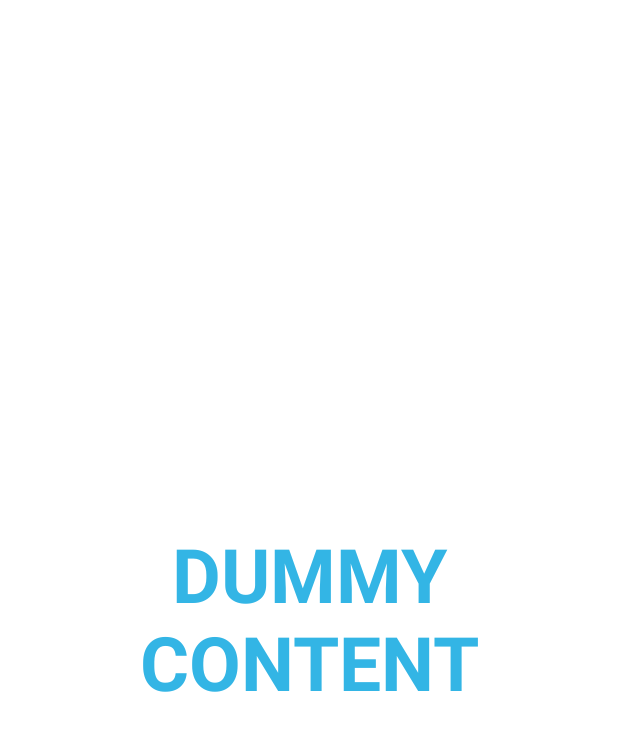
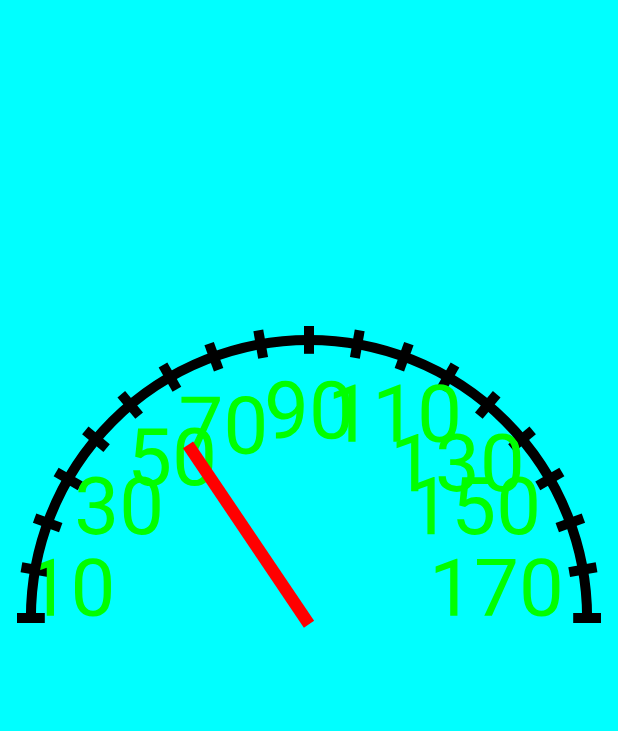
Before and after one commit to flasher297/departure, an Android app: the screen it shows after launch (DashboardActivity), on a phone screen of 412 x 824 dp. Shown: the top 731 px of the screen. Run offline under Robolectric (Android 15) with nearby library versions, the phone set to English and light mode, and no system bars.

Commit message:
Draft Speedometer drawings and animation.

```diff
--- a/app/build.gradle
+++ b/app/build.gradle
@@ -21,6 +21,15 @@ android {
             proguardFiles getDefaultProguardFile('proguard-android-optimize.txt'), 'proguard-rules.pro'
         }
     }
+
+    compileOptions {
+        sourceCompatibility JavaVersion.VERSION_1_8
+        targetCompatibility JavaVersion.VERSION_1_8
+    }
+
+    kotlinOptions {
+        jvmTarget = JavaVersion.VERSION_1_8.toString()
+    }
 }
 
 dependencies {
@@ -29,4 +38,8 @@ dependencies {
     implementation 'androidx.core:core-ktx:1.3.1'
     implementation 'androidx.appcompat:appcompat:1.2.0'
     implementation 'androidx.legacy:legacy-support-v4:1.0.0'
+    implementation 'org.jetbrains.kotlinx:kotlinx-coroutines-core:1.3.9'
+    implementation 'org.jetbrains.kotlinx:kotlinx-coroutines-android:1.3.9'
+    implementation 'androidx.constraintlayout:constraintlayout:2.0.1'
+
 }
--- a/app/src/main/java/uk/departure/dashboard/DashboardActivity.kt
+++ b/app/src/main/java/uk/departure/dashboard/DashboardActivity.kt
@@ -4,14 +4,11 @@ import android.annotation.SuppressLint
 import android.os.Bundle
 import android.view.View
 import android.view.WindowManager
-import android.widget.LinearLayout
-import android.widget.TextView
 import androidx.appcompat.app.AppCompatActivity
 
 class DashboardActivity : AppCompatActivity() {
 
-    private lateinit var fullscreenContent: TextView
-    private lateinit var fullscreenContentControls: LinearLayout
+    private lateinit var fullscreenContent: SpeedometerView
 
     @SuppressLint("InlinedApi")
     private val hideRunnable = Runnable {
@@ -30,14 +27,12 @@ class DashboardActivity : AppCompatActivity() {
         setContentView(R.layout.activity_fullscreen)
 
         fullscreenContent = findViewById(R.id.fullscreen_content)
-        fullscreenContentControls = findViewById(R.id.fullscreen_content_controls)
 
         makeFullScreenNonSleep()
     }
 
     private fun makeFullScreenNonSleep() {
         supportActionBar?.hide()
-        fullscreenContentControls.visibility = View.GONE
         window.addFlags(WindowManager.LayoutParams.FLAG_KEEP_SCREEN_ON)
         fullscreenContent.post(hideRunnable)
     }
--- /dev/null
+++ b/app/src/main/java/uk/departure/dashboard/SpeedometerView.kt
@@ -0,0 +1,256 @@
+package uk.departure.dashboard
+
+import android.animation.Animator
+import android.animation.ValueAnimator
+import android.content.Context
+import android.graphics.*
+import android.util.AttributeSet
+import android.view.View
+import android.view.animation.AccelerateInterpolator
+import kotlinx.coroutines.Dispatchers
+import kotlinx.coroutines.GlobalScope
+import kotlinx.coroutines.delay
+import kotlinx.coroutines.launch
+import kotlin.math.abs
+import kotlin.math.sin
+import kotlin.math.sqrt
+
+
+class SpeedometerView @JvmOverloads constructor(
+    context: Context, attrs: AttributeSet? = null, defStyleAttr: Int = 0
+) : View(context, attrs, defStyleAttr) {
+
+    private val paint = Paint().apply {
+        color = Color.RED
+    }
+    private val paintArch = Paint().apply {
+        color = Color.BLACK
+        style = Paint.Style.STROKE
+        strokeWidth = 10f
+    }
+
+    val textPaint = Paint().apply {
+        color = Color.GREEN
+        textSize = 80f
+        textAlign = Paint.Align.CENTER
+
+    }
+
+
+    val mTextPaths = mutableListOf<Path>()
+
+    var mph: Float = 0.0f
+
+    init {
+
+        GlobalScope.launch(Dispatchers.Main) {
+            var startTime = 0L
+
+            while (true) {
+                delay(100)
+                val radian = Math.toRadians(startTime.toDouble())
+                val coef = abs(
+                    (
+                            sin(8 * radian) + sin(0.4 * sqrt(radian))) / 2
+                )
+                updateRelatively(coef.toFloat().coerceIn(0f, 1f))
+                startTime++
+            }
+
+
+        }
+
+    }
+
+
+    private val path = Path()
+
+    var arcPath: Path? = null
+    val oval = RectF()
+
+
+    private fun drawTickMarks(canvas: Canvas?) {
+        val radius = width * 0.45f
+        val cy = height * 0.5f
+        val cx = width * 0.5f
+
+        var iTickRad: Double
+
+        for (iTick in 0..180 step 10) {
+            iTickRad = Math.toRadians(iTick.toDouble())
+
+            val onArchX = radius - (Math.cos(iTickRad) * radius * 1.05)
+            val onArchY = radius - (Math.sin(iTickRad) * radius * 1.05)
+            val innerTickX = radius - (Math.cos(iTickRad) * radius * 0.95)
+            val innerTickY = radius - (Math.sin(iTickRad) * radius * 0.95)
+
+            val fromX = (cx - radius) + onArchX
+            val fromY = (cy - radius) + onArchY
+
+            val toX = (cx - radius) + innerTickX
+            val toY = (cy - radius) + innerTickY
+
+            canvas?.drawLine(
+                fromX.toFloat(),
+                fromY.toFloat(),
+                toX.toFloat(),
+                toY.toFloat(),
+                paintArch
+            )
+
+
+        }
+    }
+
+    private fun drawTexts(canvas: Canvas?) {
+
+        val radius = width * 0.45f
+        val cy = height * 0.5f
+        val cx = width * 0.5f
+
+        var iTickRad:Double
+
+        // Tick every 20 degrees (small ticks)
+        if (mTextPaths.isEmpty()) {
+
+            for (iTick in 0..180 step 10) {
+                iTickRad = Math.toRadians(iTick.toDouble())
+
+                val onArchX = radius - (Math.cos(iTickRad) * radius * 0.9)
+                val onArchY = radius - (Math.sin(iTickRad) * radius * 0.9)
+
+                var fromX = (cx - radius) + onArchX
+                var fromY = (cy - radius) + onArchY
+
+
+                val textBound = Rect()
+                textPaint.getTextBounds(iTick.toString(), 0, iTick.toString().length, textBound)
+                when {
+                    iTick < 50 -> {
+                        fromX += textBound.width() * iTick / 90
+                        fromY += textBound.height() * 0.7
+                    }
+                    iTick < 70 -> {
+                        fromX += textBound.width() * 0.3
+                        fromY += textBound.height()
+                    }
+                    iTick <= 90 -> {
+                        fromY += textBound.height() * 1.2
+                    }
+                    iTick <= 110 -> {
+                        fromY += textBound.height() * 1f
+                    }
+                    iTick <= 130 -> {
+                        fromX -= textBound.width() * 0.1
+                        fromY += textBound.height() * 1.1f
+                    }
+                    else -> {
+                        fromX -= textBound.width() * 0.5 * iTick / 180
+                        fromY += textBound.height() * 0.7
+                    }
+                }
+
+
+
+                ///canvas?.drawLine(fromX.toFloat(), fromY.toFloat(), toX.toFloat(), toY.toFloat(), paintArch);
+                if (iTick % 20 != 0) {
+                    //canvas?.drawText(iTick.toString(), fromX.toFloat(), fromY.toFloat(), textPaint)
+                    val path = Path()
+                    textPaint.getTextPath(
+                        iTick.toString(),
+                        0,
+                        iTick.toString().length,
+                        fromX.toFloat(),
+                        fromY.toFloat(),
+                        path
+                    )
+                    mTextPaths.add(path)
+                }
+
+
+            }
+        }
+        mTextPaths.forEach {
+            canvas?.drawPath(it, textPaint)
+        }
+    }
+
+
+    override fun onSizeChanged(w: Int, h: Int, oldw: Int, oldh: Int) {
+        super.onSizeChanged(w, h, oldw, oldh)
+        val radius = width * 0.45f
+        val cy = height * 0.5f
+        val cx = width * 0.5f
+
+        arcPath = Path()
+        oval.set(cx - radius, cy - radius, cx + radius, cy + radius)
+
+        //val startAngle =  (180 / Math.PI * Math.atan2(point.y - point1.y, point.x - point1.x));
+        arcPath?.arcTo(oval, -180f, 180f, true)
+    }
+
+    override fun onDraw(canvas: Canvas?) {
+
+        canvas?.drawColor(Color.CYAN)
+
+
+        drawTickMarks(canvas)
+        drawTexts(canvas)
+
+        // TODO: onAttach or on size change all object allocations
+
+
+        canvas?.drawPath(arcPath!!, paintArch)
+
+        val barh = height * 0.5f
+
+        canvas?.save()
+        canvas?.rotate(mph * 180.0f, width * 0.5f, height * 0.5050f)
+
+
+        canvas?.drawRect(
+            width * 0.15f,
+            barh,
+            width * 0.5f,
+            height * 0.51f,
+            paint
+        )
+        canvas?.restore()
+    }
+
+    private var _val: Float = 0f
+    val value: Float
+        get() = _val
+
+    private var animator: Animator? = null
+
+    var doOnValueUpdateAction: (Float) -> Unit = {
+        mph = it
+        invalidate()
+    }
+
+    fun setValue(n: Float) {
+        _val = n
+        doOnValueUpdateAction(n)
+    }
+
+    fun updateRelatively(newValue: Float) {
+        if (animator?.isRunning == true) {
+            return
+        }
+        val delta = value - newValue
+        animator = ValueAnimator.ofFloat(value, newValue).apply {
+            duration = (abs(delta) * 300L).toLong()
+            interpolator = AccelerateInterpolator()
+            addUpdateListener {
+                setValue(it.animatedValue as Float)
+            }
+            start()
+        }
+    }
+
+    override fun onDetachedFromWindow() {
+        super.onDetachedFromWindow()
+        animator?.end()
+    }
+}
--- a/app/src/main/res/layout/activity_fullscreen.xml
+++ b/app/src/main/res/layout/activity_fullscreen.xml
@@ -9,41 +9,11 @@
     <!-- The primary full-screen view. This can be replaced with whatever view
          is needed to present your content, e.g. VideoView, SurfaceView,
          TextureView, etc. -->
-    <TextView
+    <uk.departure.dashboard.SpeedometerView
         android:id="@+id/fullscreen_content"
         android:layout_width="match_parent"
         android:layout_height="match_parent"
         android:gravity="center"
-        android:keepScreenOn="true"
-        android:text="@string/dummy_content"
-        android:textColor="#33b5e5"
-        android:textSize="50sp"
-        android:textStyle="bold" />
-
-    <FrameLayout
-        android:layout_width="match_parent"
-        android:layout_height="match_parent"
-        android:fitsSystemWindows="true">
-
-        <LinearLayout
-            android:id="@+id/fullscreen_content_controls"
-            style="?metaButtonBarStyle"
-            android:layout_width="match_parent"
-            android:layout_height="wrap_content"
-            android:layout_gravity="bottom|center_horizontal"
-            android:background="@color/black_overlay"
-            android:orientation="horizontal"
-            tools:ignore="UselessParent">
-
-            <Button
-                android:id="@+id/dummy_button"
-                style="?metaButtonBarButtonStyle"
-                android:layout_width="0dp"
-                android:layout_height="wrap_content"
-                android:layout_weight="1"
-                android:text="@string/dummy_button" />
-
-        </LinearLayout>
-    </FrameLayout>
+        />
 
 </FrameLayout>
--- a/app/src/main/res/values/strings.xml
+++ b/app/src/main/res/values/strings.xml
@@ -1,5 +1,3 @@
 <resources>
     <string name="app_name">Dashboard</string>
-    <string name="dummy_button">Dummy Button</string>
-    <string name="dummy_content">DUMMY\nCONTENT</string>
 </resources>
--- a/build.gradle
+++ b/build.gradle
@@ -1,6 +1,6 @@
 // Top-level build file where you can add configuration options common to all sub-projects/modules.
 buildscript {
-    ext.kotlin_version = "1.3.72"
+    ext.kotlin_version = "1.4.0"
     repositories {
         google()
         jcenter()
```
Also changed, not shown: 1 other file.
